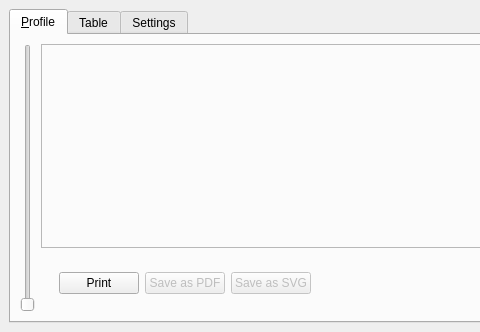
Qt form ui/profiletool.ui (etiennesky/profiletool) before a commit; both pictures show x 0 to 480 and y 0 to 332 of the 973 by 332 pixel window.
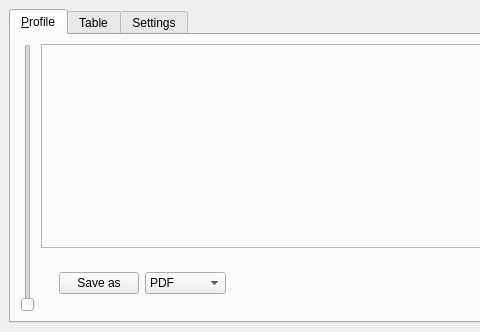
The same form after that commit.

Commit message: move all Print buttons to a single button+combobox

```diff
--- a/ui/profiletool.ui
+++ b/ui/profiletool.ui
@@ -99,29 +99,46 @@
                    <item>
                     <widget class="QPushButton" name="butPrint">
                      <property name="text">
-                      <string>Print</string>
+                      <string>Save as</string>
                      </property>
                     </widget>
                    </item>
                    <item>
-                    <widget class="QPushButton" name="butPDF">
-                     <property name="enabled">
-                      <bool>false</bool>
-                     </property>
-                     <property name="text">
-                      <string>Save as PDF</string>
-                     </property>
+                    <widget class="QComboBox" name="cbxSaveAs">
+                     <item>
+                      <property name="text">
+                       <string>PDF</string>
+                      </property>
+                     </item>
+                     <item>
+                      <property name="text">
+                       <string>PNG</string>
+                      </property>
+                     </item>
+                     <item>
+                      <property name="text">
+                       <string>SVG</string>
+                      </property>
+                     </item>
+                     <item>
+                      <property name="text">
+                       <string>print (PS)</string>
+                      </property>
+                     </item>
                     </widget>
                    </item>
                    <item>
-                    <widget class="QPushButton" name="butSVG">
-                     <property name="enabled">
-                      <bool>false</bool>
+                    <spacer name="horizontalSpacer_2">
+                     <property name="orientation">
+                      <enum>Qt::Horizontal</enum>
                      </property>
-                     <property name="text">
-                      <string>Save as SVG</string>
+                     <property name="sizeHint" stdset="0">
+                      <size>
+                       <width>0</width>
+                       <height>20</height>
+                      </size>
                      </property>
-                    </widget>
+                    </spacer>
                    </item>
                   </layout>
                  </widget>
```
Left out of the diff: 6 changed lines with no effect on the pictures. The commit also changes 3 other files.
